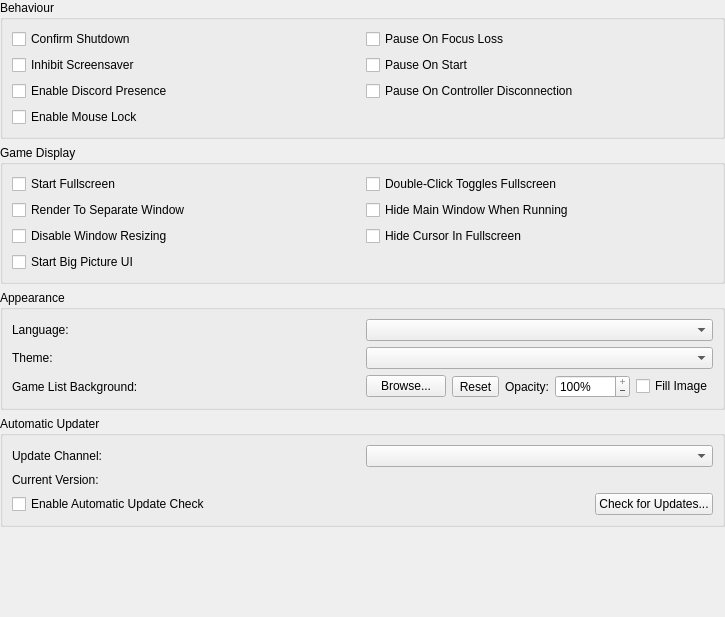
First picture: the form in pcsx2-qt/Settings/InterfaceSettingsWidget.ui, repository PCSX2/pcsx2, before the edit.
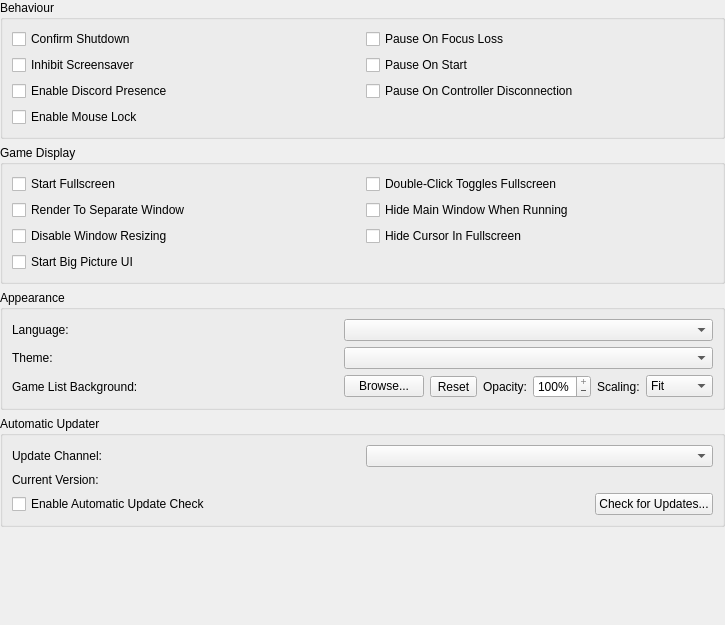
Second picture: the form after the edit. Icons and pictures are not drawn.

Commit message: Qt: Improve custom background scaling option

What changed in the file:
```diff
--- a/pcsx2-qt/Settings/InterfaceSettingsWidget.ui
+++ b/pcsx2-qt/Settings/InterfaceSettingsWidget.ui
@@ -7,7 +7,7 @@
     <x>0</x>
     <y>0</y>
     <width>725</width>
-    <height>617</height>
+    <height>625</height>
    </rect>
   </property>
   <layout class="QVBoxLayout" name="verticalLayout">
@@ -251,10 +251,44 @@
          </widget>
         </item>
         <item>
-         <widget class="QCheckBox" name="backgroundFill">
+         <widget class="QLabel" name="backgroundScaleLabel">
+          <property name="sizePolicy">
+           <sizepolicy hsizetype="Fixed" vsizetype="Preferred">
+            <horstretch>0</horstretch>
+            <verstretch>0</verstretch>
+           </sizepolicy>
+          </property>
           <property name="text">
-           <string>Fill Image</string>
+           <string>Scaling:</string>
           </property>
+          <property name="buddy">
+           <cstring>backgroundScale</cstring>
+          </property>
+         </widget>
+        </item>
+        <item>
+         <widget class="QComboBox" name="backgroundScale">
+          <property name="sizePolicy">
+           <sizepolicy hsizetype="Minimum" vsizetype="Fixed">
+            <horstretch>0</horstretch>
+            <verstretch>0</verstretch>
+           </sizepolicy>
+          </property>
+          <item>
+           <property name="text">
+            <string>Fit</string>
+           </property>
+          </item>
+          <item>
+           <property name="text">
+            <string>Fill</string>
+           </property>
+          </item>
+          <item>
+           <property name="text">
+            <string>Stretch</string>
+           </property>
+          </item>
          </widget>
         </item>
        </layout>
```
Left out of the diff: 5 changed lines with no effect on the pictures. The commit also changes 7 other files.
